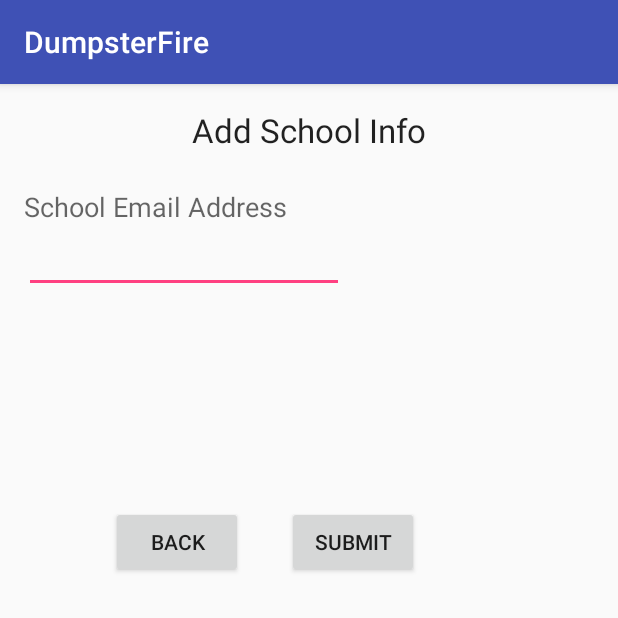
After one commit to fvosburgh/DumpsterFire, an Android app: the AddSchoolInfoActivity screen opened directly, with no data from a screen before it, on a phone screen of 412 x 824 dp, the top half of it. The commit adds this screen. Run offline under Robolectric (Android 15) with nearby library versions, the phone set to English and light mode, and no system bars.

```diff
--- a/app/src/main/AndroidManifest.xml
+++ b/app/src/main/AndroidManifest.xml
@@ -22,7 +22,8 @@
         <activity android:name=".activities.PopulatedScheduleActivity" />
         <activity android:name=".activities.ViewScheduleActivity" />
         <activity android:name=".activities.TravelExtrasActivity" />
-        <activity android:name=".activities.PaymentInformationActivity"></activity>
+        <activity android:name=".activities.PaymentInformationActivity" />
+        <activity android:name=".activities.AddSchoolInfoActivity"></activity>
     </application>
 
 </manifest>
--- /dev/null
+++ b/app/src/main/java/com/example/fvosb/dumpsterfire/activities/AddSchoolInfoActivity.java
@@ -0,0 +1,44 @@
+package com.example.fvosb.dumpsterfire.activities;
+
+import android.content.Intent;
+import android.support.v7.app.AppCompatActivity;
+import android.os.Bundle;
+import android.view.View;
+import android.widget.Button;
+
+import com.example.fvosb.dumpsterfire.R;
+
+public class AddSchoolInfoActivity extends AppCompatActivity {
+
+    @Override
+    protected void onCreate(Bundle savedInstanceState) {
+        super.onCreate(savedInstanceState);
+        setContentView(R.layout.activity_add_school_info);
+
+        Button backButton = (Button) findViewById(R.id.AddSchoolBack);
+        Button submitButton = (Button) findViewById(R.id.AddSchoolSubmit);
+
+        backButton.setOnClickListener(new View.OnClickListener() {
+            @Override
+            public void onClick(View v) {
+                back(v);
+            }
+        });
+
+        submitButton.setOnClickListener(new View.OnClickListener() {
+            @Override
+            public void onClick(View v) {
+                submit(v);
+            }
+        });
+    }
+
+    public void back(View view) {
+        startActivity(new Intent(this, FunctionalityActivity.class));
+    }
+
+    public void submit(View view) {
+        // probably add some SQL stuff here
+        startActivity(new Intent(this, FunctionalityActivity.class));
+    }
+}
--- a/app/src/main/java/com/example/fvosb/dumpsterfire/activities/FunctionalityActivity.java
+++ b/app/src/main/java/com/example/fvosb/dumpsterfire/activities/FunctionalityActivity.java
@@ -20,7 +20,7 @@ public class FunctionalityActivity extends AppCompatActivity {
         Button updateReservation = (Button) findViewById(R.id.updateReservationButton);
         Button cancelReservation = (Button) findViewById(R.id.cancelReservationButton);
         Button giveReview = (Button) findViewById(R.id.giveReviewButton);
-        Button addSchoolInfo = (Button) findViewById(R.id.addSchoolInfoButton);
+        final Button addSchoolInfo = (Button) findViewById(R.id.addSchoolInfoButton);
         Button logout = (Button) findViewById(R.id.logoutButton);
 
         viewSchedule.setOnClickListener(new View.OnClickListener() {
@@ -43,6 +43,13 @@ public class FunctionalityActivity extends AppCompatActivity {
                 makeReservation(v);
             }
         });
+
+        addSchoolInfo.setOnClickListener(new View.OnClickListener() {
+            @Override
+            public void onClick(View v) {
+                addSchoolInfo(v);
+            }
+        });
     }
 
     public void viewSchedule(View v) {
@@ -57,4 +64,8 @@ public class FunctionalityActivity extends AppCompatActivity {
     public void makeReservation(View v) {
         startActivity(new Intent(this, SearchTrainActivity.class));
     }
+
+    public void addSchoolInfo(View v) {
+        startActivity(new Intent(this, AddSchoolInfoActivity.class));
+    }
 }
--- /dev/null
+++ b/app/src/main/res/layout/activity_add_school_info.xml
@@ -0,0 +1,62 @@
+<?xml version="1.0" encoding="utf-8"?>
+<RelativeLayout xmlns:android="http://schemas.android.com/apk/res/android"
+    xmlns:tools="http://schemas.android.com/tools"
+    android:layout_width="match_parent"
+    android:layout_height="match_parent"
+    android:paddingBottom="@dimen/activity_vertical_margin"
+    android:paddingLeft="@dimen/activity_horizontal_margin"
+    android:paddingRight="@dimen/activity_horizontal_margin"
+    android:paddingTop="@dimen/activity_vertical_margin"
+    tools:context="com.example.fvosb.dumpsterfire.activities.AddSchoolInfoActivity">
+
+    <TextView
+        android:layout_width="wrap_content"
+        android:layout_height="wrap_content"
+        android:textAppearance="?android:attr/textAppearanceLarge"
+        android:text="Add School Info"
+        android:id="@+id/textView14"
+        android:layout_alignParentTop="true"
+        android:layout_centerHorizontal="true" />
+
+    <TextView
+        android:layout_width="wrap_content"
+        android:layout_height="wrap_content"
+        android:textAppearance="?android:attr/textAppearanceMedium"
+        android:text="School Email Address"
+        android:id="@+id/textView15"
+        android:layout_below="@+id/textView14"
+        android:layout_alignParentLeft="true"
+        android:layout_alignParentStart="true"
+        android:layout_marginTop="24dp" />
+
+    <EditText
+        android:layout_width="wrap_content"
+        android:layout_height="wrap_content"
+        android:inputType="textEmailAddress"
+        android:ems="10"
+        android:id="@+id/AddSchoolEmailAddress"
+        android:layout_below="@+id/textView15"
+        android:layout_alignParentLeft="true"
+        android:layout_alignParentStart="true" />
+
+    <Button
+        android:layout_width="wrap_content"
+        android:layout_height="wrap_content"
+        android:text="BACK"
+        android:id="@+id/AddSchoolBack"
+        android:layout_marginTop="142dp"
+        android:layout_below="@+id/AddSchoolEmailAddress"
+        android:layout_alignRight="@+id/textView15"
+        android:layout_alignEnd="@+id/textView15"
+        android:layout_marginRight="29dp"
+        android:layout_marginEnd="29dp" />
+
+    <Button
+        android:layout_width="wrap_content"
+        android:layout_height="wrap_content"
+        android:text="SUBMIT"
+        android:id="@+id/AddSchoolSubmit"
+        android:layout_alignBottom="@+id/AddSchoolBack"
+        android:layout_toRightOf="@+id/AddSchoolBack"
+        android:layout_toEndOf="@+id/AddSchoolBack" />
+</RelativeLayout>
```
